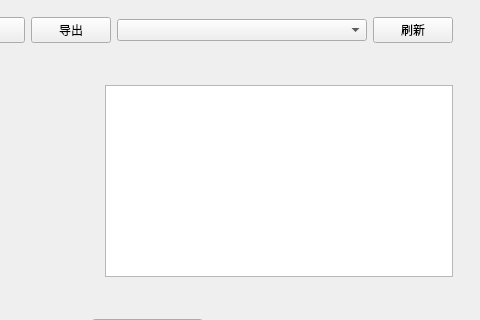
Before: the Qt Designer form windows/setting/child/settingchild_char.ui in Zao-chen/ZcChat2, drawn with Qt 5; both pictures show x 276 to 756 and y 0 to 320 of the 756 by 440 pixel window.
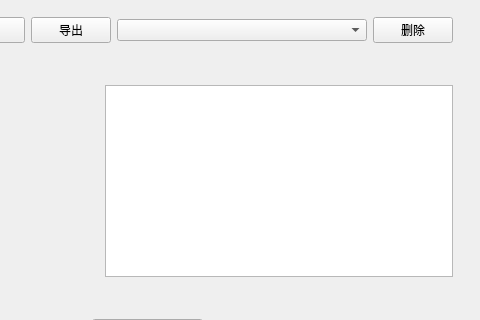
After: the same form once the commit is applied. Custom widgets are drawn as their Qt base class.

Commit message:
feat: 新增角色删除功能
* feat: 添加角色删除功能

* fix: 清理删除角色功能中的多余空行

* refactor: 移除角色删除功能中的确认对话框

* fix: 更新消息条位置，调整角色删除和导入导出操作的提示位置

* feat: 更新项目版本到1.1.0，添加版本头文件和安装脚本配置

Diff of the .ui file:
```diff
--- a/windows/setting/child/settingchild_char.ui
+++ b/windows/setting/child/settingchild_char.ui
@@ -117,7 +117,7 @@
       <item>
        <widget class="ElaPushButton" name="pushButton_RefreshCharList">
         <property name="text">
-         <string>刷新</string>
+         <string>删除</string>
         </property>
        </widget>
       </item>
```
Left out of the diff: 2 changed lines with no effect on the pictures. The commit also changes 6 other files.
